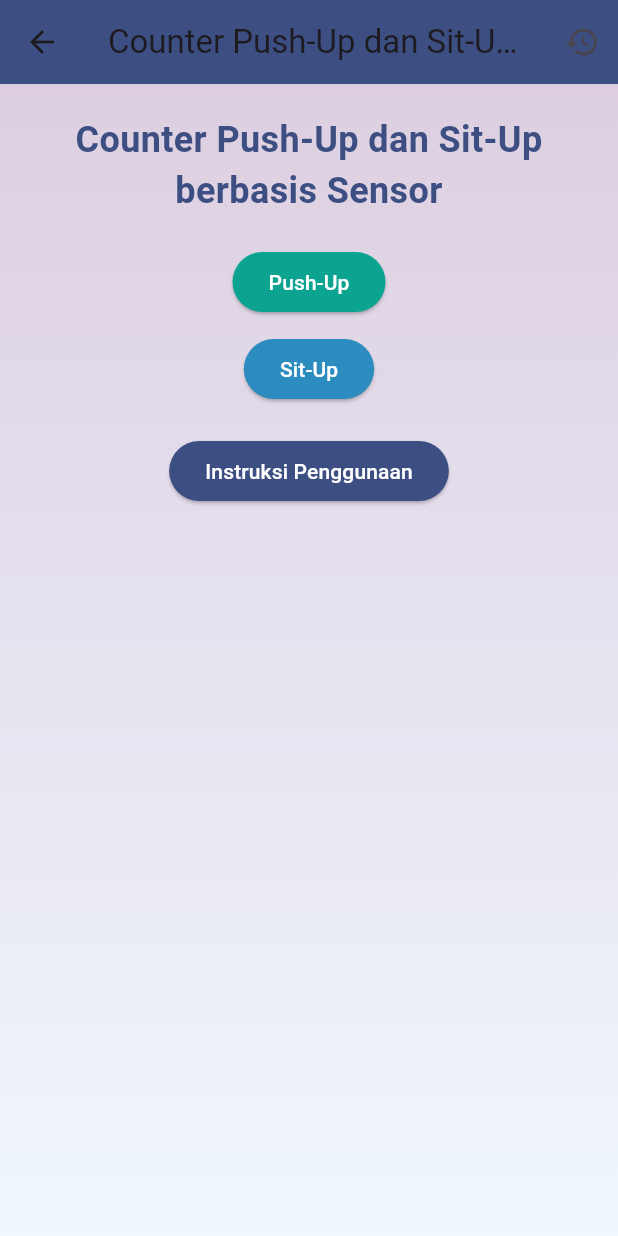
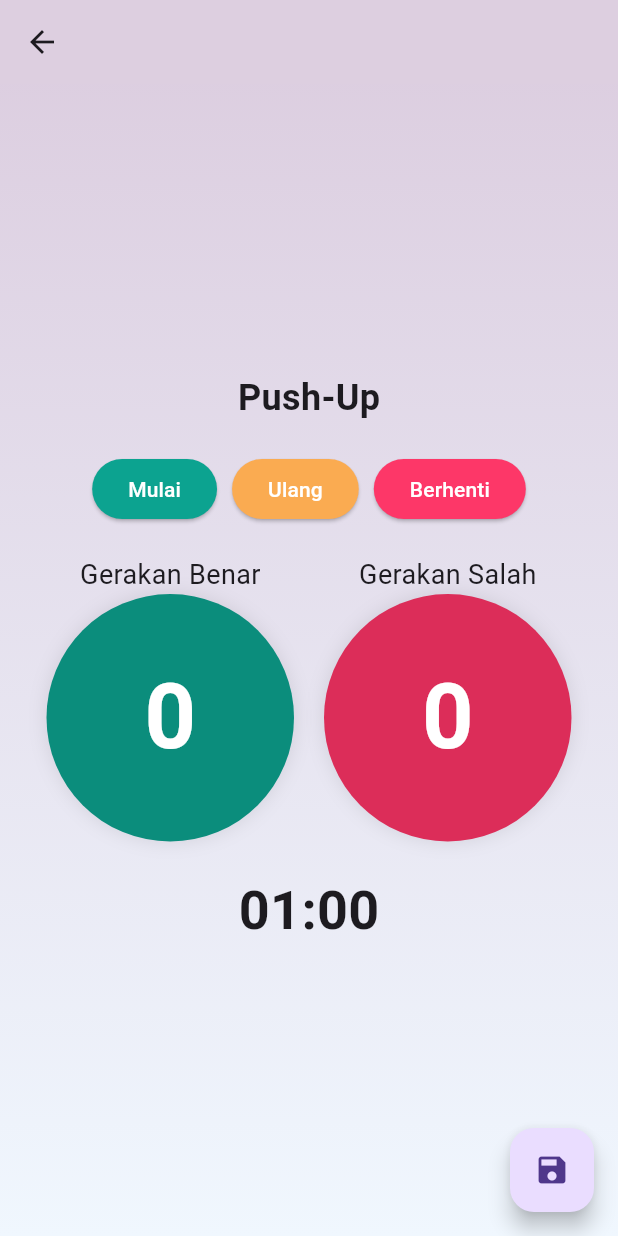
Before and after one commit to sabilahj27/pushup_situp_counter, a Flutter app: the ModePage screen opened directly, after a tap on "Push-Up", on a phone screen of 412 x 824 dp. Run offline on Flutter 3.47's test engine with Material 3 defaults, Android fonts, the phone set to English and light mode, and no system bars.

Commit message:
Counter Page

```diff
--- /dev/null
+++ b/lib/counter.dart
@@ -0,0 +1,224 @@
+import 'dart:async';
+import 'package:flutter/material.dart';
+
+class CounterPage extends StatefulWidget {
+  final String mode;
+
+  CounterPage({required this.mode});
+  @override
+  _CounterPageState createState() => _CounterPageState();
+}
+
+class _CounterPageState extends State<CounterPage> {
+  int _counter = 0;
+  int _wrong = 0;
+  int _countdownTime = 60;
+  late Timer _timer;
+  bool _timerRunning = false;
+  String _modeTitle = '';
+
+  @override
+  void initState() {
+    super.initState();
+    _modeTitle = widget.mode;
+  }
+
+  Widget build(BuildContext context) {
+    return Scaffold(
+      appBar: AppBar(
+        title: Text(
+          '',
+          style: TextStyle(
+            fontSize: 24,
+            fontFamily: 'PoppinsBold',
+            color: Color(0xFF3C4E82), // #3c4e82
+          ),
+        ),
+        backgroundColor: Color(0xFFBDCCEE0),
+        leading: IconButton(
+          icon: Icon(Icons.arrow_back),
+          onPressed: _goToMode,
+        ),
+      ),
+      body: Container(
+        padding: EdgeInsets.all(20),
+        decoration: BoxDecoration(
+          gradient: LinearGradient(
+            begin: Alignment.topCenter,
+            end: Alignment.bottomCenter,
+            colors: [
+              Color(0xFFBDCCEE0),
+              Color(0xFFF0F7FE),
+            ],
+          ),
+        ),
+        child: Center(
+          child: Column(
+            mainAxisAlignment: MainAxisAlignment.center,
+            children: [
+              Text(
+                _modeTitle,
+                style: TextStyle(fontSize: 24, fontWeight: FontWeight.bold),
+              ),
+              SizedBox(height: 20),
+              Row(
+                mainAxisAlignment: MainAxisAlignment.center,
+                children: [
+                  ElevatedButton(
+                    onPressed: _startTimer,
+                    style: ElevatedButton.styleFrom(
+                      backgroundColor: Color(0xFF0CA390), // #0ca390
+                      foregroundColor: Colors.white,
+                    ),
+                    child: Text('Mulai'),
+                  ),
+                  SizedBox(width: 10),
+                  ElevatedButton(
+                    onPressed: _restartTimer,
+                    style: ElevatedButton.styleFrom(
+                      backgroundColor: Color(0xFFFAAB51), // #faab51
+                      foregroundColor: Colors.white,
+                    ),
+                    child: Text('Ulang'),
+                  ),
+                  SizedBox(width: 10),
+                  ElevatedButton(
+                    onPressed: _stopReceivingData,
+                    style: ElevatedButton.styleFrom(
+                      backgroundColor: Color(0xFFFD3768), // #fd3768
+                      foregroundColor: Colors.white,
+                    ),
+                    child: Text('Berhenti'),
+                  ),
+                ],
+              ),
+              SizedBox(height: 20),
+              Row(
+                mainAxisAlignment: MainAxisAlignment.center,
+                children: [
+                  Column(
+                    children: [
+                      Text(
+                        'Gerakan Benar',
+                        style: TextStyle(fontSize: 18),
+                      ),
+                      Container(
+                        width: 165,
+                        height: 165,
+                        decoration: BoxDecoration(
+                          color: Color(0xFF0B8D7C), // #0b8d7c
+                          borderRadius: BorderRadius.circular(90),
+                          boxShadow: [
+                            BoxShadow(
+                              color: Colors.black.withOpacity(0.1),
+                              spreadRadius: 0,
+                              blurRadius: 10,
+                            ),
+                          ],
+                        ),
+                        child: Center(
+                          child: Text(
+                            _counter.toString(),
+                            style: TextStyle(
+                              fontSize: 60,
+                              fontWeight: FontWeight.bold,
+                              color: Colors.white,
+                            ),
+                          ),
+                        ),
+                      ),
+                    ],
+                  ),
+                  SizedBox(width: 20),
+                  Column(
+                    children: [
+                      Text(
+                        'Gerakan Salah',
+                        style: TextStyle(fontSize: 18),
+                      ),
+                      Container(
+                        width: 165,
+                        height: 165,
+                        decoration: BoxDecoration(
+                          color: Color(0xFFDC2D59), // #dc2d59
+                          borderRadius: BorderRadius.circular(90),
+                          boxShadow: [
+                            BoxShadow(
+                              color: Colors.black.withOpacity(0.1),
+                              spreadRadius: 0,
+                              blurRadius: 10,
+                            ),
+                          ],
+                        ),
+                        child: Center(
+                          child: Text(
+                            _wrong.toString(),
+                            style: TextStyle(
+                              fontSize: 60,
+                              fontWeight: FontWeight.bold,
+                              color: Colors.white,
+                            ),
+                          ),
+                        ),
+                      ),
+                    ],
+                  ),
+                ],
+              ),
+              SizedBox(height: 20),
+              Text(
+                _formatTime(_countdownTime),
+                style: TextStyle(fontSize: 36, fontWeight: FontWeight.bold),
+              ),
+            ],
+          ),
+        ),
+      ),
+      floatingActionButton: FloatingActionButton(
+        onPressed: _saveData,
+        child: Icon(Icons.save),
+      ),
+    );
+  }
+
+  String _formatTime(int time) {
+    int minutes = time ~/ 60;
+    int seconds = time % 60;
+    return '${minutes < 10 ? '0' : ''}$minutes:${seconds < 10 ? '0' : ''}$seconds';
+  }
+
+  void _startTimer() {
+    if (!_timerRunning) {
+      _timerRunning = true;
+      _timer = Timer.periodic(Duration(seconds: 1), (timer) {
+        setState(() {
+          _countdownTime--;
+          if (_countdownTime <= 0) {
+            _stopReceivingData();
+          }
+        });
+      });
+    }
+  }
+
+  void _restartTimer() {
+    _stopReceivingData();
+    _counter = 0;
+    _wrong = 0;
+    _countdownTime = 60;
+    setState(() {});
+  }
+
+  void _stopReceivingData() {
+    _timer?.cancel();
+    _timerRunning = false;
+  }
+
+  void _goToMode() {
+    Navigator.pop(context);
+  }
+
+  void _saveData() {
+    // Kosongkan fungsi ini untuk sementara
+  }
+}
--- a/lib/main.dart
+++ b/lib/main.dart
@@ -72,8 +72,8 @@ class _MyHomePageState extends State<MyHomePage> {
   Widget build(BuildContext context) {
     return Scaffold(
       appBar: AppBar(
-        title: Text('Koneksi Bluetooth'),
-        backgroundColor: Color(0xFF3C4E82),
+        title: Text(''),
+        backgroundColor: Color(0xFFBDCCEE0),
         actions: [
           IconButton(
             icon: Icon(Icons.history),
--- a/lib/mode.dart
+++ b/lib/mode.dart
@@ -1,4 +1,5 @@
 import 'package:flutter/material.dart';
+import 'package:pushup_and_situp_countere/counter.dart';
 
 class ModePage extends StatefulWidget {
   @override
@@ -9,9 +10,129 @@ class _ModePageState extends State<ModePage> {
   bool _isModalOpen = false;
 
   void _openModal() {
-    setState(() {
-      _isModalOpen = true;
-    });
+    showModalBottomSheet(
+      context: context,
+      builder: (context) => Container(
+        height: 500, // adjust the height to fit your content
+        child: Column(
+          children: [
+            // Close button
+            Row(
+              mainAxisAlignment: MainAxisAlignment.end,
+              children: [
+                IconButton(
+                  icon: Icon(Icons.close),
+                  onPressed: () {
+                    Navigator.pop(context);
+                  },
+                ),
+              ],
+            ),
+            // Header
+            Text(
+              'Instruksi Penggunaan',
+              style: TextStyle(fontSize: 24, fontWeight: FontWeight.bold),
+            ),
+            // Horizontal rule
+            Divider(),
+            // Swiper container
+            Expanded(
+              child: ListView(
+                children: [
+                  // Swiper slide 1
+                  Card(
+                    child: Column(
+                      children: [
+                        Text(
+                            'Pilih mode push-up atau sit-up dengan menekan tombol yang sesuai.'),
+                        Image.asset(
+                          'assets/img/mode.png',
+                          fit: BoxFit.scaleDown,
+                          width: 150,
+                          height: 150,
+                        ),
+                      ],
+                    ),
+                  ),
+                  // Swiper slide 2
+                  Card(
+                    child: Column(
+                      children: [
+                        Text(
+                            'Jika memilih mode push-up, pasang masing-masing alat seperti pada gambar dibawah ini.'),
+                        Row(
+                          mainAxisAlignment: MainAxisAlignment.center,
+                          children: [
+                            Image.asset(
+                              'assets/img/arm.png',
+                              fit: BoxFit.scaleDown,
+                              width: 150,
+                              height: 150,
+                            ),
+                            Image.asset(
+                              'assets/img/leg.png',
+                              fit: BoxFit.scaleDown,
+                              width: 150,
+                              height: 150,
+                            ),
+                          ],
+                        ),
+                        Text(
+                            'Sebelum memulai, lakukanlah gerakan mode yang sudah terpilih untuk kalibrasi. Lalu tekanlah tombol "Mulai" dan lakukan gerakan hingga waktu hitung mundur selesai.'),
+                      ],
+                    ),
+                  ),
+                  // Swiper slide 3
+                  Card(
+                    child: Column(
+                      children: [
+                        Text(
+                            'Jika memilih mode sit-up, pasang masing-masing alat seperti pada gambar dibawah ini.'),
+                        Row(
+                          mainAxisAlignment: MainAxisAlignment.center,
+                          children: [
+                            Image.asset(
+                              'assets/img/arm.png',
+                              fit: BoxFit.scaleDown,
+                              width: 150,
+                              height: 150,
+                            ), // replace with your image asset
+                            Image.asset(
+                              'assets/img/chest.png',
+                              fit: BoxFit.scaleDown,
+                              width: 150,
+                              height: 150,
+                            ), // replace with your image asset
+                          ],
+                        ),
+                        Text(
+                            'Sebelum memulai, lakukanlah gerakan mode yang sudah terpilih untuk kalibrasi. Lalu tekanlah tombol "Mulai" dan lakukan gerakan hingga waktu hitung mundur selesai.'),
+                      ],
+                    ),
+                  ),
+                  // Swiper slide 4
+                  Card(
+                    child: Column(
+                      children: [
+                        Text(
+                            'Anda bisa memilih tombol lainnya pada halaman counter.'),
+                        Image.asset('assets/img/counter.png'),
+                        Text('Mulai: Mulai menghitung gerakan.'),
+                        Text('Ulang: Mengatur ulang penghitung ke nol.'),
+                        Text('Berhenti: Menghentikan penghitungan sementara.'),
+                        Text('Simpan Data: Menyimpan data hasil perhitungan.'),
+                        Text(
+                            'Jika Anda selesai, tekan ikon "Kembali" untuk kembali ke halaman utama.'),
+                      ],
+                    ),
+                  ),
+                ],
+              ),
+            ),
+          ],
+        ),
+      ),
+    );
   }
 
   void _closeModal() {
@@ -21,21 +142,22 @@ class _ModePageState extends State<ModePage> {
   }
 
   void _goToCounter(String mode) {
-    // Implement navigation to counter page here
+  Navigator.push(
+    context,
+    MaterialPageRoute(builder: (context) => CounterPage(mode: mode)),
+  );
 }
 
   @override
   Widget build(BuildContext context) {
     return Scaffold(
       appBar: AppBar(
-        title: Text('Counter Push-Up dan Sit-Up berbasis Sensor'),
-        backgroundColor: Color(0xFF3C4E82),
+        title: Text(''),
+        backgroundColor: Color(0xFFBDCCEE0),
         actions: [
           IconButton(
-            icon: Icon(Icons.history),
-            onPressed: () {
-              // Implement navigation to history page here
-            },
+            icon: Icon(Icons.info_outline),
+            onPressed: _openModal,
           ),
         ],
       ),
@@ -51,10 +173,14 @@ class _ModePageState extends State<ModePage> {
             ],
           ),
         ),
+        child: Center(
+          child: Card(
+            color: Colors.white,
             child: Column(
+              mainAxisSize: MainAxisSize.min,
               children: [
                 Text(
-              'Counter Push-Up dan Sit-Up berbasis Sensor',
+                  'Pilih Mode',
                   textAlign: TextAlign.center,
                   style: TextStyle(
                     fontSize: 24,
@@ -63,9 +189,12 @@ class _ModePageState extends State<ModePage> {
                   ),
                 ),
                 SizedBox(height: 20),
+                Row(
+                  mainAxisAlignment: MainAxisAlignment.center,
+                  children: [
                     ElevatedButton(
                       style: ElevatedButton.styleFrom(
-                backgroundColor: Color(0xFF0CA390),
+                        backgroundColor: Color(0xFF2C8BBF),
                         foregroundColor: Colors.white,
                       ),
                       child: Text('Push-Up'),
@@ -73,7 +202,7 @@ class _ModePageState extends State<ModePage> {
                         _goToCounter('Push-Up');
                       },
                     ),
-            SizedBox(height: 10),
+                    SizedBox(width: 10),
                     ElevatedButton(
                       style: ElevatedButton.styleFrom(
                         backgroundColor: Color(0xFF2C8BBF),
@@ -84,16 +213,20 @@ class _ModePageState extends State<ModePage> {
                         _goToCounter('Sit-Up');
                       },
                     ),
+                  ],
+                ),
                 SizedBox(height: 20),
-            ElevatedButton(
-              style: ElevatedButton.styleFrom(
-                backgroundColor: Color(0xFF3C4E82),
-                foregroundColor: Colors.white,
+                // ElevatedButton(
+                //   style: ElevatedButton.styleFrom(
+                //     backgroundColor: Color(0xFF3C4E82),
+                //     foregroundColor: Colors.white,
+                //   ),
+                //   child: Text('Instruksi Penggunaan'),
+                //   onPressed: _openModal,
+                // ),
+              ],
             ),
-              child: Text('Instruksi Penggunaan'),
-              onPressed: _openModal,
           ),
-          ],
         ),
       ),
       // Add the modal widget here
```
Also changed, not shown: pubspec.yaml (+8 -3 lines), assets/img/arm.png (added), assets/img/back-icon.png (added), assets/img/chest.png (added), assets/img/counter.png (added), assets/img/home-icon.png (added), assets/img/leg.png (added), assets/img/mode.png (added). Lines whose indentation alone changed are shown as unchanged.
